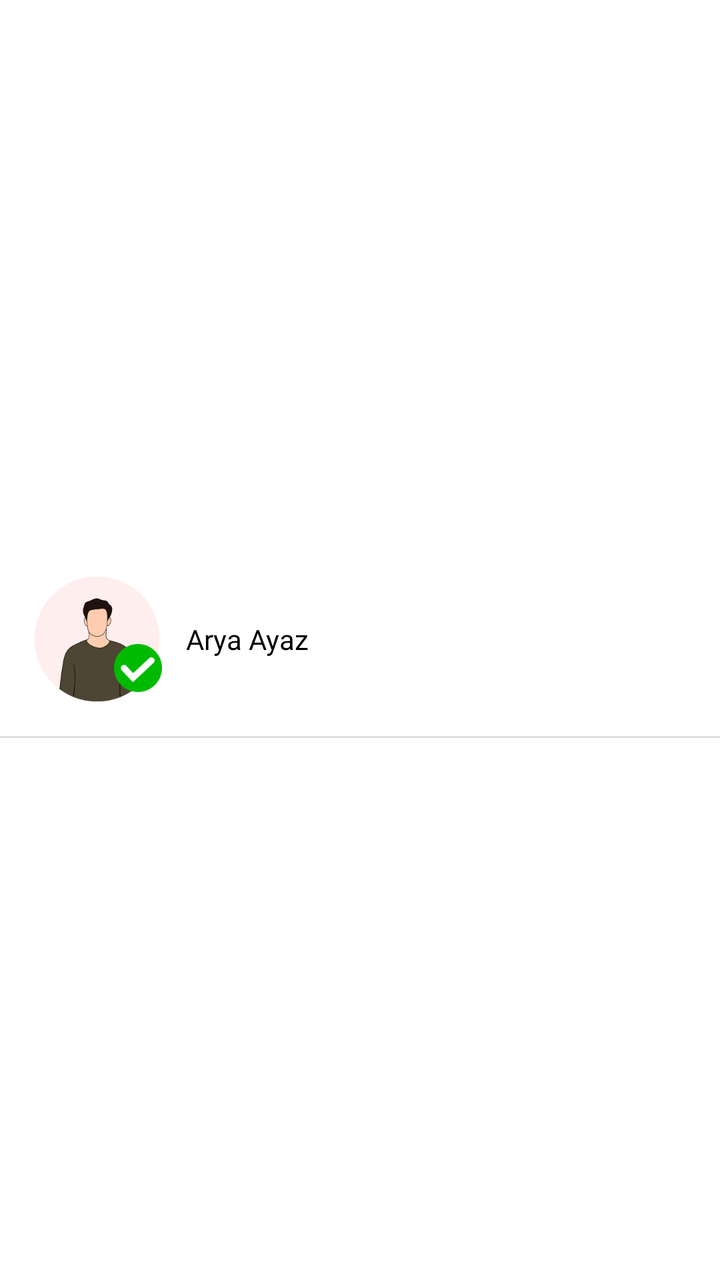
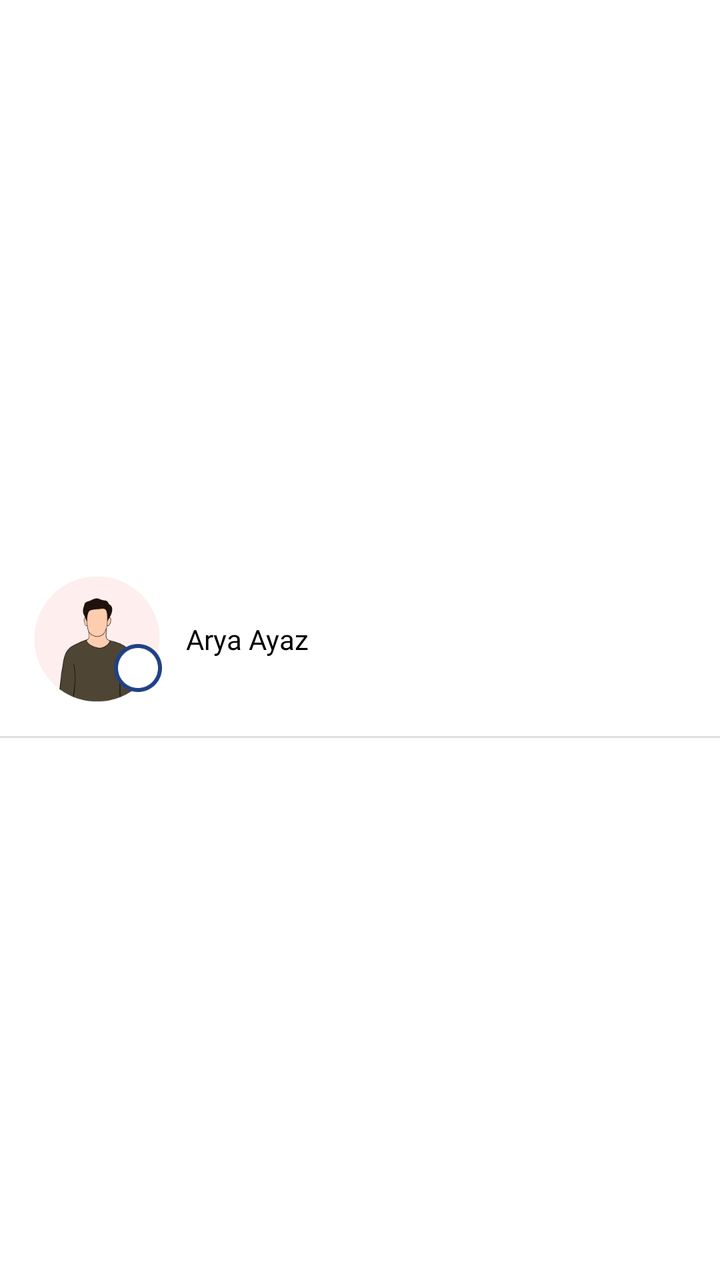

Compare the two renders of this Android layout. The source of the first and the diff that turns it into the second are given below.
<!-- AndroidManifest.xml: application theme Theme.School -->
<!-- res/layout/attendance_item.xml -->
<?xml version="1.0" encoding="utf-8"?>
<androidx.constraintlayout.widget.ConstraintLayout
    xmlns:android="http://schemas.android.com/apk/res/android"
    xmlns:app="http://schemas.android.com/apk/res-auto"
    xmlns:tools="http://schemas.android.com/tools"
    android:layout_width="match_parent"
    android:layout_height="wrap_content">

    <LinearLayout
        android:layout_width="0dp"
        android:layout_height="wrap_content"
        android:orientation="vertical"
        app:layout_constraintBottom_toBottomOf="parent"
        app:layout_constraintEnd_toEndOf="parent"
        app:layout_constraintStart_toStartOf="parent"
        app:layout_constraintTop_toTopOf="parent">

        <LinearLayout
            android:layout_width="match_parent"
            android:layout_height="wrap_content"
            android:gravity="center"
            android:orientation="horizontal"
            android:padding="16dp">

            <androidx.constraintlayout.widget.ConstraintLayout
                android:layout_width="wrap_content"
                android:layout_height="wrap_content">

                <ImageView
                    android:id="@+id/imageView17"
                    android:layout_width="65dp"
                    android:layout_height="65dp"
                    app:layout_constraintBottom_toBottomOf="parent"
                    app:layout_constraintEnd_toEndOf="parent"
                    app:layout_constraintStart_toStartOf="parent"
                    app:layout_constraintTop_toTopOf="parent"
                    app:srcCompat="@drawable/message_profile" />

                <ImageView
                    android:id="@+id/imageView21"
                    android:layout_width="24dp"
                    android:layout_height="24dp"
                    android:layout_marginBottom="6dp"
                    app:layout_constraintBottom_toBottomOf="parent"
                    app:layout_constraintEnd_toEndOf="parent"
                    app:srcCompat="@drawable/present_img" />
            </androidx.constraintlayout.widget.ConstraintLayout>

            <TextView
                android:id="@+id/textView49"
                android:layout_width="wrap_content"
                android:layout_height="wrap_content"
                android:layout_weight="1"
                android:fontFamily="@font/inter_semibold"
                android:paddingStart="12dp"
                android:text="Arya Ayaz"
                android:textColor="@color/black" />
        </LinearLayout>

        <View
            android:id="@+id/divider15"
            android:layout_width="match_parent"
            android:layout_height="1dp"
            android:background="?android:attr/listDivider"
            app:layout_constraintStart_toStartOf="parent" />
    </LinearLayout>
</androidx.constraintlayout.widget.ConstraintLayout>
<!-- resources referenced by this layout -->
<resources>
  <color name="black">#FF000000</color>
  <!-- drawable message_profile: png bitmap (drawable, 12149 bytes) -->
  <!-- drawable present_img: png bitmap (drawable, 3498 bytes) -->
  <style name="Theme.School" parent="Base.Theme.School" />
  <style name="Base.Theme.School" parent="Theme.MaterialComponents.Light.NoActionBar">
          
          
          <item name="colorPrimary">@color/blue</item>
          <item name="colorPrimaryVariant">@color/blue</item>
          <item name="colorOnPrimary">@color/white</item>
          <item name="colorSecondary">@color/light_blue</item>
          <item name="colorSecondaryVariant">@color/teal_700</item>
          <item name="colorOnSecondary">@color/white</item>
          <item name="android:windowLightStatusBar" tools:ignore="NewApi">true</item>
          <item name="android:statusBarColor">@color/white</item>
          <item name="android:windowDisablePreview">true</item>
      </style>
  <color name="blue">#1E4284</color>
  <color name="white">#FFFFFFFF</color>
  <color name="light_blue">#1B55F1</color>
  <color name="teal_700">#FF018786</color>
</resources>

<!-- the commit's change to res/layout/attendance_item.xml (unified diff, before → after) -->
@@ -43,7 +43,7 @@
                     android:layout_marginBottom="6dp"
                     app:layout_constraintBottom_toBottomOf="parent"
                     app:layout_constraintEnd_toEndOf="parent"
-                    app:srcCompat="@drawable/present_img" />
+                    app:srcCompat="@drawable/attendance_un_select_img" />
             </androidx.constraintlayout.widget.ConstraintLayout>
 
             <TextView
<!-- resource entries referenced after the edit -->
@@ -1,8 +1,8 @@
 <!-- resources referenced by this layout -->
 <resources>
   <color name="black">#FF000000</color>
+  <!-- drawable attendance_un_select_img: png bitmap (drawable, 2710 bytes) -->
   <!-- drawable message_profile: png bitmap (drawable, 12149 bytes) -->
-  <!-- drawable present_img: png bitmap (drawable, 3498 bytes) -->
   <style name="Theme.School" parent="Base.Theme.School" />
   <style name="Base.Theme.School" parent="Theme.MaterialComponents.Light.NoActionBar">
           
